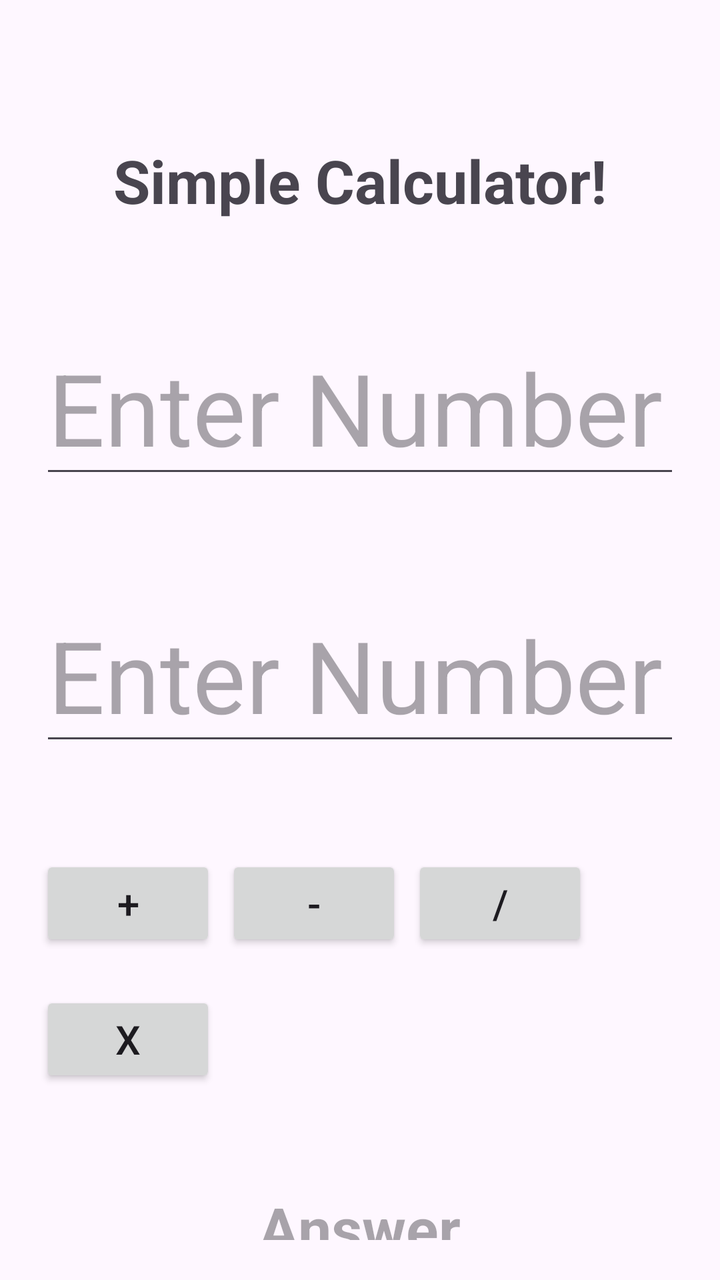
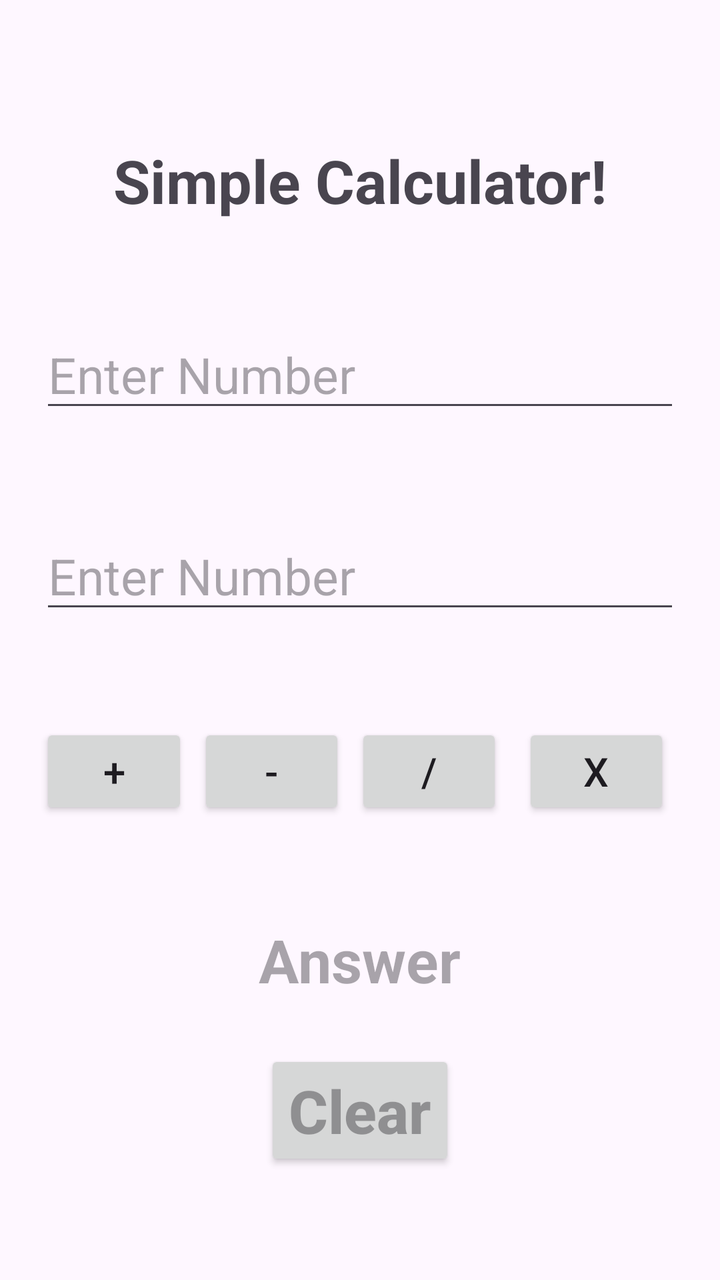

An Android layout rendered at two revisions. The XML below is the earlier revision; the diff shows what the commit changed to produce the second picture.
<!-- AndroidManifest.xml: application theme Theme.MyApplication -->
<!-- res/layout/activity_main.xml -->
<?xml version="1.0" encoding="utf-8"?>
<LinearLayout    xmlns:android="http://schemas.android.com/apk/res/android"
    xmlns:app="http://schemas.android.com/apk/res-auto"
    xmlns:tools="http://schemas.android.com/tools"
    android:id="@+id/main"
    android:layout_width="match_parent"
    android:orientation="vertical"
    android:padding="20dp"
    android:layout_height="match_parent"
    tools:context=".MainActivity">

    <TextView
        android:layout_width="wrap_content"
        android:layout_height="wrap_content"
        android:text="Simple Calculator!"
        android:layout_gravity="center"
        android:layout_marginTop="50dp"
        android:textStyle="bold"
        android:textSize="30sp"/>

    <EditText
        android:id="@+id/number1"
        android:layout_marginTop="50dp"
        android:textSize="50sp"
        android:hint="Enter Number"
        android:layout_width="match_parent"
        android:layout_height="wrap_content"/>

    <EditText
        android:id="@+id/number2"
        android:layout_marginTop="50dp"
        android:textSize="50sp"
        android:hint="Enter Number"
        android:layout_width="match_parent"
        android:layout_height="wrap_content"/>

    <GridLayout
        android:layout_width="wrap_content"
        android:layout_height="wrap_content"
        android:columnCount="3"
        android:rowCount="3"
        android:layout_marginTop="30dp">

        <Button
            android:id="@+id/btn_add"
            android:layout_width="wrap_content"
            android:layout_height="wrap_content"
            android:layout_marginTop="20dp"
            android:layout_marginEnd="5dp"
            android:text="+"
            android:textSize="20sp" />

        <Button
            android:id="@+id/btn_sub"
            android:layout_width="wrap_content"
            android:layout_height="wrap_content"
            android:layout_marginTop="20dp"
            android:layout_marginEnd="5dp"
            android:text="-"
            android:textSize="20sp" />

        <Button
            android:id="@+id/btn_div"
            android:layout_width="wrap_content"
            android:layout_height="wrap_content"
            android:layout_marginTop="20dp"
            android:layout_marginEnd="10dp"
            android:text="/"
            android:textSize="20sp" />

        <Button
            android:id="@+id/btn_multiply"
            android:layout_width="wrap_content"
            android:layout_height="wrap_content"
            android:layout_marginTop="20dp"
            android:layout_marginEnd="5dp"
            android:text="X"
            android:textSize="20sp" />

    </GridLayout>

    <TextView
        android:id="@+id/answer"
        android:layout_gravity="center"
        android:textAlignment="center"
        android:layout_marginTop="50dp"
        android:layout_width="wrap_content"
        android:textStyle="bold"
        android:textSize="30sp"
        android:layout_height="wrap_content"
        android:hint="Answer">
    </TextView>

    <Button
        android:id="@+id/clear"
        android:layout_gravity="center"
        android:textAlignment="center"
        android:layout_marginTop="25dp"
        android:layout_width="wrap_content"
        android:textStyle="bold"
        android:textSize="30sp"
        android:layout_height="wrap_content"
        android:hint="Clear">
    </Button>

</LinearLayout>
<!-- resources referenced by this layout -->
<resources>
  <style name="Theme.MyApplication" parent="Base.Theme.MyApplication" />
  <style name="Base.Theme.MyApplication" parent="Theme.Material3.DayNight.NoActionBar">
          
          
      </style>
</resources>

<!-- the commit's change to res/layout/activity_main.xml (unified diff, before → after) -->
@@ -20,30 +20,31 @@
 
     <EditText
         android:id="@+id/number1"
+        android:inputType="number"
         android:layout_marginTop="50dp"
-        android:textSize="50sp"
+        android:textSize="25sp"
         android:hint="Enter Number"
         android:layout_width="match_parent"
         android:layout_height="wrap_content"/>
 
     <EditText
         android:id="@+id/number2"
+        android:inputType="number"
         android:layout_marginTop="50dp"
-        android:textSize="50sp"
+        android:textSize="25sp"
         android:hint="Enter Number"
         android:layout_width="match_parent"
         android:layout_height="wrap_content"/>
 
-    <GridLayout
+    <LinearLayout
         android:layout_width="wrap_content"
         android:layout_height="wrap_content"
-        android:columnCount="3"
-        android:rowCount="3"
         android:layout_marginTop="30dp">
 
         <Button
             android:id="@+id/btn_add"
-            android:layout_width="wrap_content"
+            android:layout_width="0dp"
+            android:layout_weight="1"
             android:layout_height="wrap_content"
             android:layout_marginTop="20dp"
             android:layout_marginEnd="5dp"
@@ -52,7 +53,8 @@
 
         <Button
             android:id="@+id/btn_sub"
-            android:layout_width="wrap_content"
+            android:layout_width="0dp"
+            android:layout_weight="1"
             android:layout_height="wrap_content"
             android:layout_marginTop="20dp"
             android:layout_marginEnd="5dp"
@@ -61,7 +63,8 @@
 
         <Button
             android:id="@+id/btn_div"
-            android:layout_width="wrap_content"
+            android:layout_width="0dp"
+            android:layout_weight="1"
             android:layout_height="wrap_content"
             android:layout_marginTop="20dp"
             android:layout_marginEnd="10dp"
@@ -70,14 +73,15 @@
 
         <Button
             android:id="@+id/btn_multiply"
-            android:layout_width="wrap_content"
+            android:layout_width="0dp"
+            android:layout_weight="1"
             android:layout_height="wrap_content"
             android:layout_marginTop="20dp"
             android:layout_marginEnd="5dp"
             android:text="X"
             android:textSize="20sp" />
 
-    </GridLayout>
+    </LinearLayout>
 
     <TextView
         android:id="@+id/answer"
